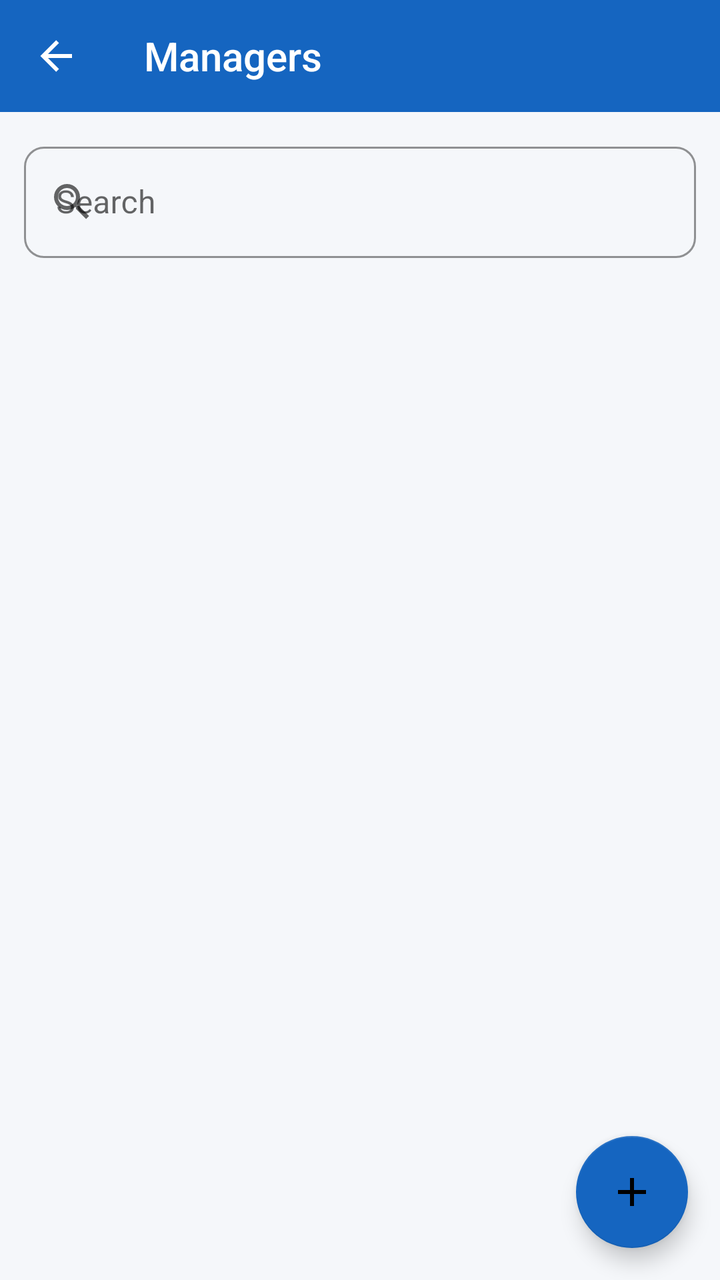
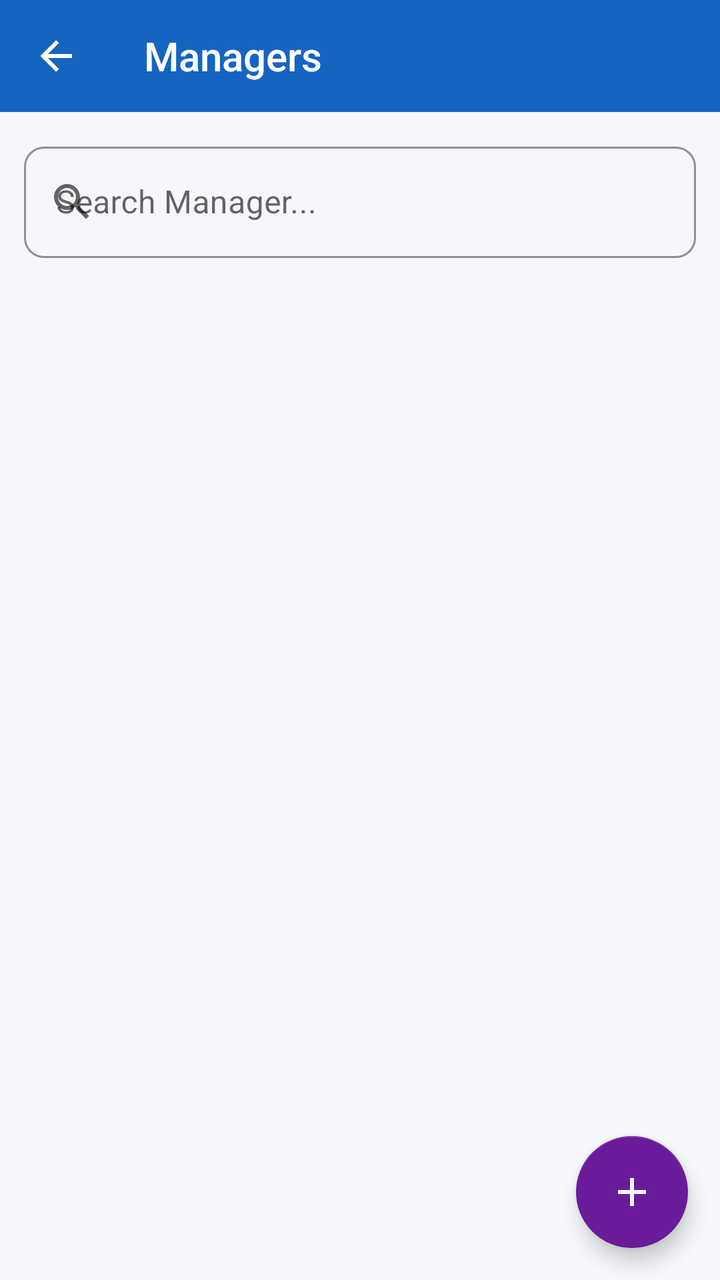

The first picture is an Android layout as it rendered before a commit; the second is the same layout after the commit. The layout source and the unified diff follow.
<!-- AndroidManifest.xml: application theme Theme.WorkVerse -->
<!-- res/layout/activity_view_managers.xml -->
<?xml version="1.0" encoding="utf-8"?>
<androidx.coordinatorlayout.widget.CoordinatorLayout xmlns:android="http://schemas.android.com/apk/res/android"
    xmlns:app="http://schemas.android.com/apk/res-auto"
    android:layout_width="match_parent" android:layout_height="match_parent" android:background="@color/background">
    <LinearLayout android:layout_width="match_parent" android:layout_height="match_parent" android:orientation="vertical">
        <androidx.appcompat.widget.Toolbar android:id="@+id/toolbar"
            android:layout_width="match_parent" android:layout_height="?attr/actionBarSize"
            style="@style/WorkVerse.Toolbar" app:title="Managers" app:navigationIcon="@drawable/ic_back"/>
        <com.google.android.material.textfield.TextInputLayout
            android:layout_width="match_parent" android:layout_height="wrap_content"
            style="@style/WorkVerse.TextInput" android:hint="Search" android:layout_margin="12dp"
            app:startIconDrawable="@drawable/ic_search">
            <com.google.android.material.textfield.TextInputEditText
                android:id="@+id/etSearch" android:layout_width="match_parent" android:layout_height="wrap_content"/>
        </com.google.android.material.textfield.TextInputLayout>
        <androidx.recyclerview.widget.RecyclerView android:id="@+id/recyclerView"
            android:layout_width="match_parent" android:layout_height="0dp"
            android:layout_weight="1" android:padding="8dp" android:clipToPadding="false"/>
        <ProgressBar android:id="@+id/progressBar" android:layout_width="wrap_content"
            android:layout_height="wrap_content" android:layout_gravity="center" android:visibility="gone"/>
        <TextView android:id="@+id/tvEmpty" android:layout_width="match_parent" android:layout_height="wrap_content"
            android:text="No data found" android:gravity="center" android:padding="40dp"
            android:textColor="@color/text_secondary" android:textSize="16sp" android:visibility="gone"/>
    </LinearLayout>
    <com.google.android.material.floatingactionbutton.FloatingActionButton
        android:id="@+id/fabAdd" android:layout_width="wrap_content" android:layout_height="wrap_content"
        android:layout_gravity="bottom|end" android:layout_margin="16dp"
        android:src="@drawable/ic_add" app:backgroundTint="@color/primary"/>
</androidx.coordinatorlayout.widget.CoordinatorLayout>
<!-- resources referenced by this layout -->
<resources>
  <color name="background">#F5F7FA</color>
  <color name="primary">#1565C0</color>
  <color name="text_secondary">#757575</color>
  <!-- drawable ic_add (drawable) -->
  <?xml version="1.0" encoding="utf-8"?>
  <vector xmlns:android="http://schemas.android.com/apk/res/android" android:width="24dp" android:height="24dp" android:viewportWidth="24" android:viewportHeight="24">
      <path android:fillColor="#FFFFFF" android:pathData="M19,13H13V19H11V13H5V11H11V5H13V11H19V13Z"/>
  </vector>
  <!-- drawable ic_back (drawable) -->
  <?xml version="1.0" encoding="utf-8"?>
  <vector xmlns:android="http://schemas.android.com/apk/res/android" android:width="24dp" android:height="24dp" android:viewportWidth="24" android:viewportHeight="24">
      <path android:fillColor="#FFFFFF" android:pathData="M20,11V13H8L13.5,18.5L12.08,19.92L4.16,12L12.08,4.08L13.5,5.5L8,11H20Z"/>
  </vector>
  <!-- drawable ic_search (drawable) -->
  <?xml version="1.0" encoding="utf-8"?>
  <vector xmlns:android="http://schemas.android.com/apk/res/android" android:width="24dp" android:height="24dp" android:viewportWidth="24" android:viewportHeight="24">
      <path android:fillColor="#757575" android:pathData="M9.5,3A6.5,6.5 0 0,1 16,9.5C16,11.11 15.41,12.59 14.44,13.73L14.71,14H15.5L20.5,19L19,20.5L14,15.5V14.71L13.73,14.44C12.59,15.41 11.11,16 9.5,16A6.5,6.5 0 0,1 3,9.5A6.5,6.5 0 0,1 9.5,3M9.5,5C7,5 5,7 5,9.5C5,12 7,14 9.5,14C12,14 14,12 14,9.5C14,7 12,5 9.5,5Z"/>
  </vector>
  <style name="WorkVerse.TextInput" parent="Widget.MaterialComponents.TextInputLayout.OutlinedBox">
          <item name="boxCornerRadiusTopStart">10dp</item>
          <item name="boxCornerRadiusTopEnd">10dp</item>
          <item name="boxCornerRadiusBottomStart">10dp</item>
          <item name="boxCornerRadiusBottomEnd">10dp</item>
          <item name="boxStrokeColor">@color/primary</item>
          <item name="hintTextColor">@color/primary</item>
      </style>
  <style name="WorkVerse.Toolbar" parent="Widget.AppCompat.Toolbar">
          <item name="android:background">@color/primary</item>
          <item name="android:theme">@style/ThemeOverlay.AppCompat.Dark.ActionBar</item>
      </style>
  <style name="Theme.WorkVerse" parent="Theme.MaterialComponents.Light.NoActionBar">
          <item name="colorPrimary">@color/primary</item>
          <item name="colorPrimaryVariant">@color/primary_dark</item>
          <item name="colorOnPrimary">@color/white</item>
          <item name="colorSecondary">@color/accent</item>
          <item name="android:colorBackground">@color/background</item>
          <item name="android:statusBarColor">@color/primary_dark</item>
      </style>
  <color name="primary_dark">#0D47A1</color>
  <color name="white">#FFFFFF</color>
  <color name="accent">#FF8F00</color>
</resources>

<!-- the commit's change to res/layout/activity_view_managers.xml (unified diff, before → after) -->
@@ -1,29 +1,80 @@
 <?xml version="1.0" encoding="utf-8"?>
 <androidx.coordinatorlayout.widget.CoordinatorLayout xmlns:android="http://schemas.android.com/apk/res/android"
     xmlns:app="http://schemas.android.com/apk/res-auto"
-    android:layout_width="match_parent" android:layout_height="match_parent" android:background="@color/background">
-    <LinearLayout android:layout_width="match_parent" android:layout_height="match_parent" android:orientation="vertical">
-        <androidx.appcompat.widget.Toolbar android:id="@+id/toolbar"
-            android:layout_width="match_parent" android:layout_height="?attr/actionBarSize"
-            style="@style/WorkVerse.Toolbar" app:title="Managers" app:navigationIcon="@drawable/ic_back"/>
+    android:layout_width="match_parent"
+    android:layout_height="match_parent"
+    android:background="#F5F7FA">
+
+    <LinearLayout
+        android:layout_width="match_parent"
+        android:layout_height="match_parent"
+        android:orientation="vertical">
+
+        
+        <androidx.appcompat.widget.Toolbar
+            android:id="@+id/toolbar"
+            android:layout_width="match_parent"
+            android:layout_height="?attr/actionBarSize"
+            style="@style/WorkVerse.Toolbar"
+            app:title="Managers"
+            app:navigationIcon="@drawable/ic_back" />
+
+        
         <com.google.android.material.textfield.TextInputLayout
-            android:layout_width="match_parent" android:layout_height="wrap_content"
-            style="@style/WorkVerse.TextInput" android:hint="Search" android:layout_margin="12dp"
+            android:layout_width="match_parent"
+            android:layout_height="wrap_content"
+            style="@style/WorkVerse.TextInput"
+            android:hint="Search Manager..."
+            android:layout_margin="12dp"
             app:startIconDrawable="@drawable/ic_search">
+
             <com.google.android.material.textfield.TextInputEditText
-                android:id="@+id/etSearch" android:layout_width="match_parent" android:layout_height="wrap_content"/>
+                android:id="@+id/etSearch"
+                android:layout_width="match_parent"
+                android:layout_height="wrap_content"
+                android:inputType="text"
+                android:maxLines="1" />
         </com.google.android.material.textfield.TextInputLayout>
-        <androidx.recyclerview.widget.RecyclerView android:id="@+id/recyclerView"
-            android:layout_width="match_parent" android:layout_height="0dp"
-            android:layout_weight="1" android:padding="8dp" android:clipToPadding="false"/>
-        <ProgressBar android:id="@+id/progressBar" android:layout_width="wrap_content"
-            android:layout_height="wrap_content" android:layout_gravity="center" android:visibility="gone"/>
-        <TextView android:id="@+id/tvEmpty" android:layout_width="match_parent" android:layout_height="wrap_content"
-            android:text="No data found" android:gravity="center" android:padding="40dp"
-            android:textColor="@color/text_secondary" android:textSize="16sp" android:visibility="gone"/>
+
+        
+        <androidx.recyclerview.widget.RecyclerView
+            android:id="@+id/recyclerView"
+            android:layout_width="match_parent"
+            android:layout_height="0dp"
+            android:layout_weight="1"
+            android:padding="8dp"
+            android:clipToPadding="false" />
+
+        <ProgressBar
+            android:id="@+id/progressBar"
+            android:layout_width="wrap_content"
+            android:layout_height="wrap_content"
+            android:layout_gravity="center"
+            android:visibility="gone" />
+
+        <TextView
+            android:id="@+id/tvEmpty"
+            android:layout_width="match_parent"
+            android:layout_height="wrap_content"
+            android:text="No managers found"
+            android:gravity="center"
+            android:padding="40dp"
+            android:textColor="@color/text_secondary"
+            android:textSize="16sp"
+            android:visibility="gone" />
+
     </LinearLayout>
+
+    
     <com.google.android.material.floatingactionbutton.FloatingActionButton
-        android:id="@+id/fabAdd" android:layout_width="wrap_content" android:layout_height="wrap_content"
-        android:layout_gravity="bottom|end" android:layout_margin="16dp"
-        android:src="@drawable/ic_add" app:backgroundTint="@color/primary"/>
+        android:id="@+id/fabAdd"
+        android:layout_width="wrap_content"
+        android:layout_height="wrap_content"
+        android:layout_gravity="bottom|end"
+        android:layout_margin="16dp"
+        android:contentDescription="Add Manager"
+        android:src="@drawable/ic_add"
+        app:backgroundTint="@color/card_purple"
+        app:tint="@android:color/white" />
+
 </androidx.coordinatorlayout.widget.CoordinatorLayout>
<!-- resource entries referenced after the edit -->
@@ -1,5 +1,6 @@
 <!-- resources referenced by this layout -->
 <resources>
+  <color name="card_purple">#6A1B9A</color>
   <color name="background">#F5F7FA</color>
   <color name="primary">#1565C0</color>
   <color name="text_secondary">#757575</color>
